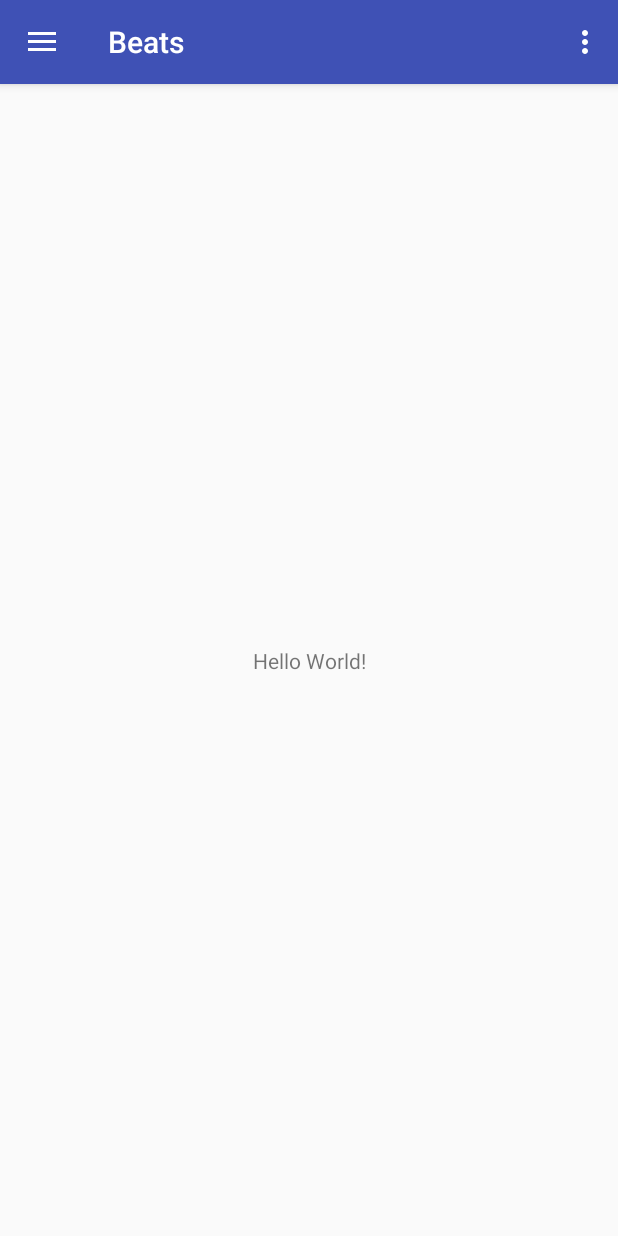
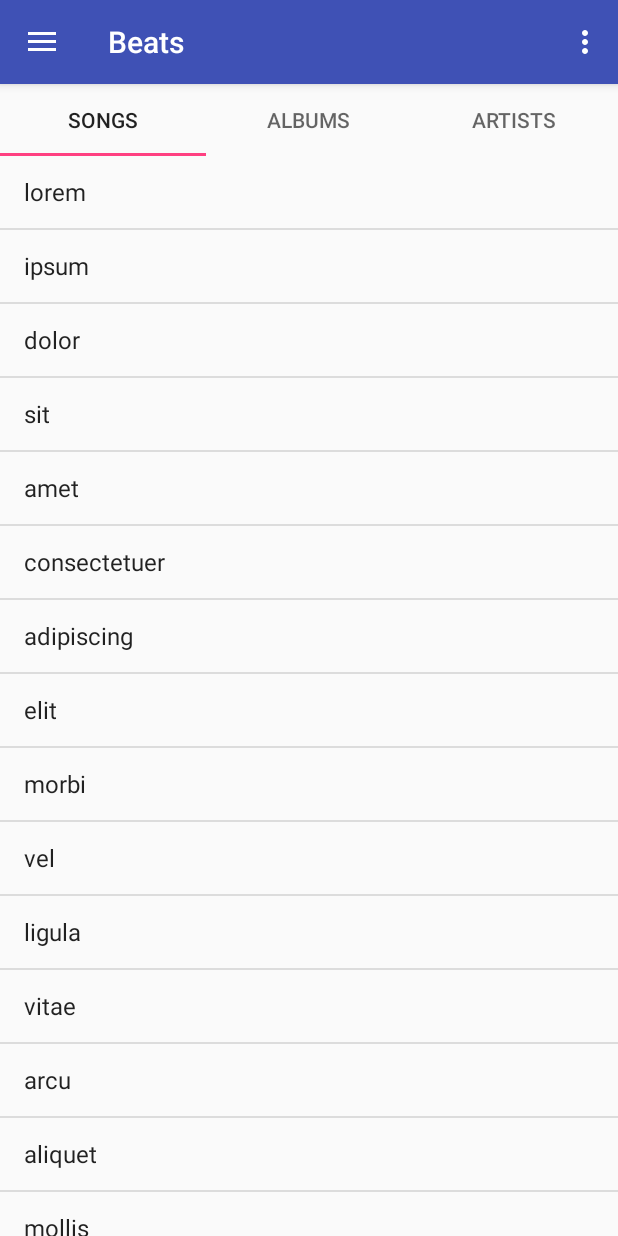
Before and after one commit to TamsilAmani/Beats, an Android app: the screen it shows after launch (MainActivity), on a phone screen of 412 x 824 dp. Run offline under Robolectric (Android 15) with nearby library versions, the phone set to English and light mode, and no system bars.

Commit message:
Add tabs to library

```diff
--- a/app/src/main/java/com/abdulwd/beats/activities/MainActivity.java
+++ b/app/src/main/java/com/abdulwd/beats/activities/MainActivity.java
@@ -1,11 +1,9 @@
 package com.abdulwd.beats.activities;
 
 import android.os.Bundle;
-import android.support.design.widget.FloatingActionButton;
-import android.support.design.widget.Snackbar;
-import android.view.View;
 import android.support.design.widget.NavigationView;
 import android.support.v4.view.GravityCompat;
+import android.support.v4.view.ViewPager;
 import android.support.v4.widget.DrawerLayout;
 import android.support.v7.app.ActionBarDrawerToggle;
 import android.support.v7.app.AppCompatActivity;
@@ -14,6 +12,7 @@ import android.view.Menu;
 import android.view.MenuItem;
 
 import com.abdulwd.beats.R;
+import com.abdulwd.beats.adapters.LibraryPagerAdapter;
 
 public class MainActivity extends AppCompatActivity
         implements NavigationView.OnNavigationItemSelectedListener {
@@ -25,15 +24,6 @@ public class MainActivity extends AppCompatActivity
         Toolbar toolbar = (Toolbar) findViewById(R.id.toolbar);
         setSupportActionBar(toolbar);
 
-        FloatingActionButton fab = (FloatingActionButton) findViewById(R.id.fab);
-        fab.setOnClickListener(new View.OnClickListener() {
-            @Override
-            public void onClick(View view) {
-                Snackbar.make(view, "Replace with your own action", Snackbar.LENGTH_LONG)
-                        .setAction("Action", null).show();
-            }
-        });
-
         DrawerLayout drawer = (DrawerLayout) findViewById(R.id.drawer_layout);
         ActionBarDrawerToggle toggle = new ActionBarDrawerToggle(
                 this, drawer, toolbar, R.string.navigation_drawer_open, R.string.navigation_drawer_close);
@@ -42,6 +32,9 @@ public class MainActivity extends AppCompatActivity
 
         NavigationView navigationView = (NavigationView) findViewById(R.id.nav_view);
         navigationView.setNavigationItemSelectedListener(this);
+
+        ViewPager viewPager = (ViewPager) findViewById(R.id.container);
+        viewPager.setAdapter(new LibraryPagerAdapter(getSupportFragmentManager()));
     }
 
     @Override
--- /dev/null
+++ b/app/src/main/java/com/abdulwd/beats/adapters/LibraryPagerAdapter.java
@@ -0,0 +1,34 @@
+package com.abdulwd.beats.adapters;
+
+import android.support.v4.app.Fragment;
+import android.support.v4.app.FragmentManager;
+import android.support.v4.app.FragmentStatePagerAdapter;
+
+import com.abdulwd.beats.fragments.SongsFragment;
+
+import static com.abdulwd.beats.utilities.Constants.LIBRARY_TABS;
+
+/**
+ * Created by abdul on 20/5/17.
+ */
+
+public class LibraryPagerAdapter extends FragmentStatePagerAdapter {
+    public LibraryPagerAdapter(FragmentManager fm) {
+        super(fm);
+    }
+
+    @Override
+    public Fragment getItem(int position) {
+        return new SongsFragment();
+    }
+
+    @Override
+    public int getCount() {
+        return LIBRARY_TABS.length;
+    }
+
+    @Override
+    public CharSequence getPageTitle(int position) {
+        return LIBRARY_TABS[position];
+    }
+}
--- /dev/null
+++ b/app/src/main/java/com/abdulwd/beats/fragments/SongsFragment.java
@@ -0,0 +1,42 @@
+package com.abdulwd.beats.fragments;
+
+import android.os.Bundle;
+import android.support.annotation.Nullable;
+import android.support.v4.app.ListFragment;
+import android.view.LayoutInflater;
+import android.view.View;
+import android.view.ViewGroup;
+import android.widget.ArrayAdapter;
+
+import com.abdulwd.beats.R;
+
+import static com.abdulwd.beats.utilities.Constants.temp;
+
+/**
+ * Created by abdul on 20/5/17.
+ */
+
+public class SongsFragment extends ListFragment {
+    private static final int MY_PERMISSIONS_REQUEST_READ_EXTERNAL_STORAGE = 1;
+
+    @Override
+    public void onCreate(@Nullable Bundle savedInstanceState) {
+        super.onCreate(savedInstanceState);
+    }
+
+    @Nullable
+    @Override
+    public View onCreateView(LayoutInflater inflater, @Nullable ViewGroup container, Bundle savedInstanceState) {
+        View root = inflater.inflate(R.layout.fragment_songs, container, false);
+        return root;
+    }
+
+    @Override
+    public void onActivityCreated(@Nullable Bundle savedInstanceState) {
+        super.onActivityCreated(savedInstanceState);
+
+        setListAdapter(new ArrayAdapter<String>(getActivity(),
+                android.R.layout.simple_list_item_1,
+                temp));
+    }
+}
--- /dev/null
+++ b/app/src/main/java/com/abdulwd/beats/utilities/Constants.java
@@ -0,0 +1,15 @@
+package com.abdulwd.beats.utilities;
+
+/**
+ * Created by abdul on 20/5/17.
+ */
+
+public class Constants {
+    public static String[] LIBRARY_TABS = {"Songs", "Albums", "Artists"};
+    public static String[] temp = {"lorem", "ipsum", "dolor",
+            "sit", "amet",
+            "consectetuer", "adipiscing", "elit", "morbi", "vel",
+            "ligula", "vitae", "arcu", "aliquet", "mollis",
+            "etiam", "vel", "erat", "placerat", "ante",
+            "porttitor", "sodales", "pellentesque", "augue", "purus"};
+}
--- /dev/null
+++ b/app/src/main/java/com/abdulwd/beats/utilities/PermissionManager.java
@@ -0,0 +1,9 @@
+package com.abdulwd.beats.utilities;
+
+/**
+ * Created by abdul on 20/5/17.
+ */
+
+public class PermissionManager {
+
+}
--- a/app/src/main/res/layout/app_bar_main.xml
+++ b/app/src/main/res/layout/app_bar_main.xml
@@ -20,6 +20,17 @@
 
     </android.support.design.widget.AppBarLayout>
 
-    <include layout="@layout/content_main" />
+    <android.support.v4.view.ViewPager
+        android:id="@+id/container"
+        android:layout_width="match_parent"
+        android:layout_height="match_parent"
+        app:layout_behavior="@string/appbar_scrolling_view_behavior">
+
+        <android.support.design.widget.TabLayout
+            android:id="@+id/library_tabs"
+            android:layout_width="match_parent"
+            android:layout_height="wrap_content" />
+
+    </android.support.v4.view.ViewPager>
 
 </android.support.design.widget.CoordinatorLayout>
--- /dev/null
+++ b/app/src/main/res/layout/fragment_songs.xml
@@ -0,0 +1,11 @@
+<?xml version="1.0" encoding="utf-8"?>
+<LinearLayout xmlns:android="http://schemas.android.com/apk/res/android"
+    android:layout_width="match_parent"
+    android:layout_height="match_parent"
+    android:orientation="vertical">
+
+    <ListView
+        android:id="@android:id/list"
+        android:layout_width="match_parent"
+        android:layout_height="match_parent" />
+</LinearLayout>
--- a/app/src/main/res/values/drawables.xml
+++ b/app/src/main/res/values/drawables.xml
@@ -1,4 +1,4 @@
-<resources xmlns:android="http://schemas.android.com/apk/res/android">
+<resources>
     <item name="ic_menu_camera" type="drawable">@android:drawable/ic_menu_camera</item>
     <item name="ic_menu_gallery" type="drawable">@android:drawable/ic_menu_gallery</item>
     <item name="ic_menu_slideshow" type="drawable">@android:drawable/ic_menu_slideshow</item>
```
Also changed, not shown: 2 other files.
